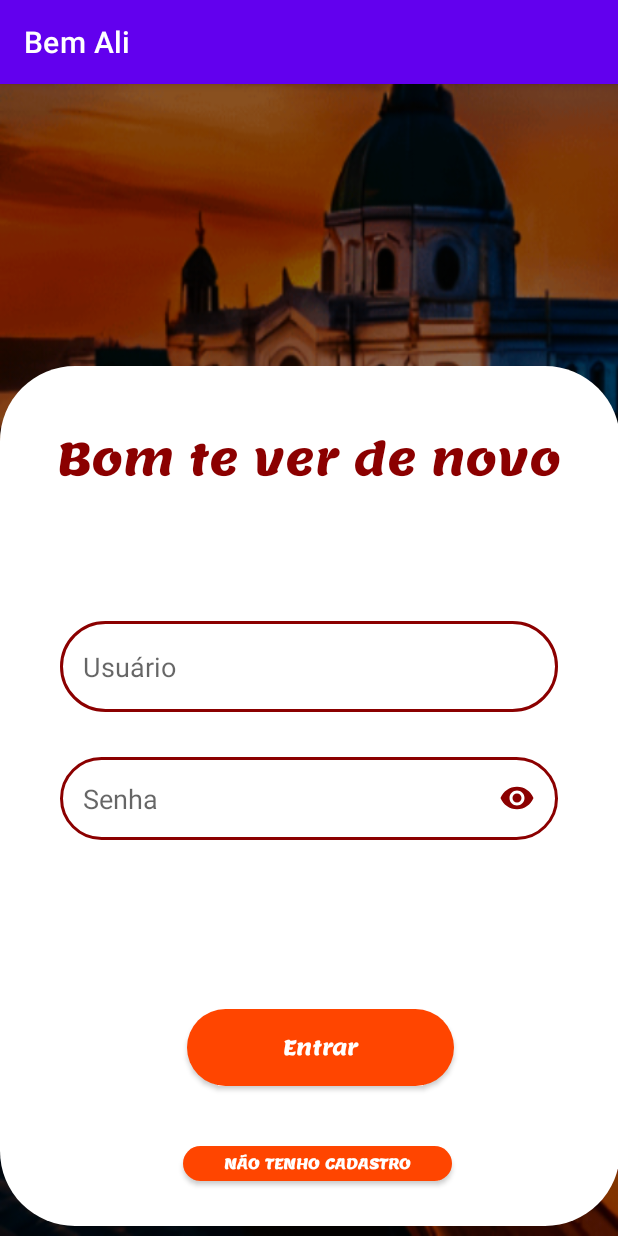
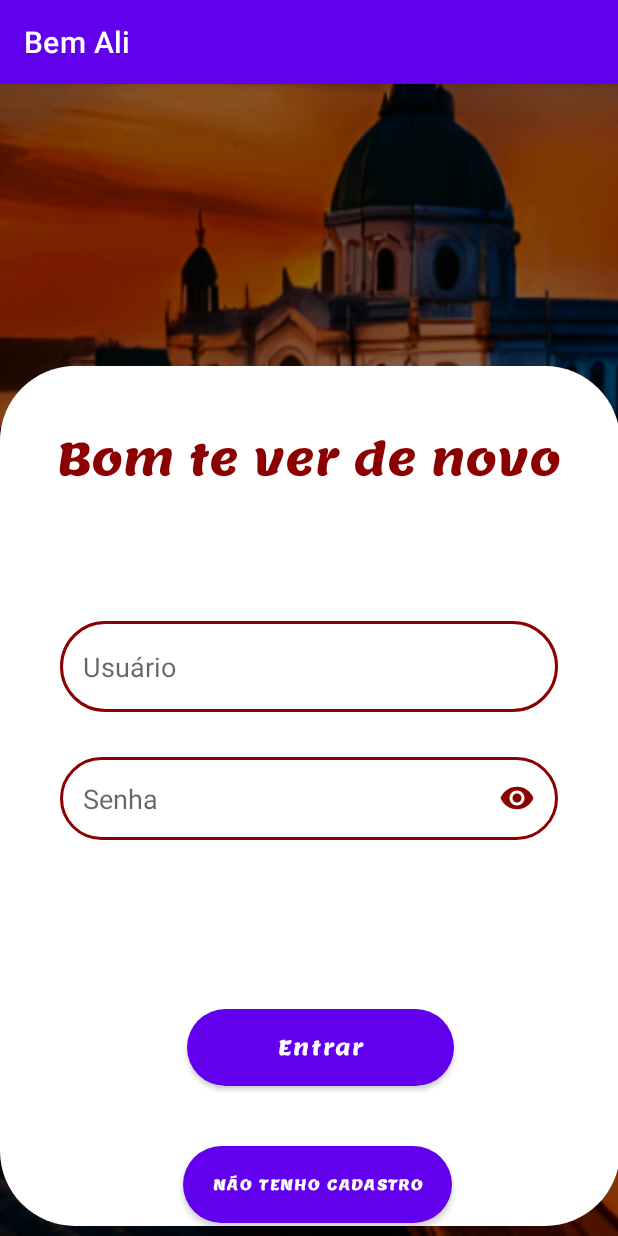
Before and after one commit to AliceK4rolyn/Bem-Ali-app, an Android app: the Login screen opened directly, with no data from a screen before it, on a phone screen of 412 x 824 dp. Run offline under Robolectric (Android 15) with nearby library versions, the phone set to English and light mode, and no system bars.

Commit message:
Tela de login e senha mais ou menos feito

```diff
--- a/app/src/main/AndroidManifest.xml
+++ b/app/src/main/AndroidManifest.xml
@@ -12,6 +12,9 @@
         android:supportsRtl="true"
         android:theme="@style/Theme.DemoApp"
         tools:targetApi="31">
+        <activity
+            android:name=".view.Login"
+            android:exported="false" />
         <activity
             android:name=".Perfil"
             android:exported="false" />
--- a/app/src/main/java/com/example/demoapp/MainActivity.kt
+++ b/app/src/main/java/com/example/demoapp/MainActivity.kt
@@ -25,7 +25,6 @@ class MainActivity: AppCompatActivity() {
             IrParaLogin()
         }
 
-        binding.
     }
 
 
--- a/app/src/main/res/layout/activity_cadastro.xml
+++ b/app/src/main/res/layout/activity_cadastro.xml
@@ -1,4 +1,5 @@
 <?xml version="1.0" encoding="utf-8"?>
+
 <androidx.constraintlayout.widget.ConstraintLayout xmlns:android="http://schemas.android.com/apk/res/android"
     xmlns:app="http://schemas.android.com/apk/res-auto"
     xmlns:tools="http://schemas.android.com/tools"
--- a/app/src/main/res/layout/activity_login.xml
+++ b/app/src/main/res/layout/activity_login.xml
@@ -18,8 +18,8 @@
         app:layout_constraintStart_toStartOf="parent"
         app:layout_constraintTop_toTopOf="parent" />
 
-    <androidx.appcompat.widget.AppCompatButton
-        android:id="@+id/button_entrar2"
+    <Button
+        android:id="@+id/buttonEntrar2"
         style="@style/Button"
         android:layout_width="178dp"
         android:layout_height="51dp"
@@ -44,7 +44,7 @@
         app:layout_constraintTop_toTopOf="parent" />
 
     <EditText
-        android:id="@+id/edit_usuario"
+        android:id="@+id/editUsuario"
         style="@style/Edit_text"
         android:layout_marginTop="170dp"
         android:drawableRight="@drawable/ic_user"
@@ -53,24 +53,22 @@
         app:layout_constraintStart_toStartOf="parent"
         app:layout_constraintTop_toTopOf="@+id/view" />
 
-
-
     <EditText
-        android:id="@+id/edit_senha"
+        android:id="@+id/editSenha"
         style="@style/Edit_text"
         android:layout_marginTop="30dp"
         android:drawableRight="@drawable/ic_view"
         app:layout_constraintEnd_toEndOf="parent"
         app:layout_constraintStart_toStartOf="parent"
-        app:layout_constraintTop_toBottomOf="@+id/edit_usuario"
+        app:layout_constraintTop_toBottomOf="@+id/editUsuario"
         android:inputType="textPassword"
         android:hint="Senha"/>
 
-    <androidx.appcompat.widget.AppCompatButton
-        android:id="@+id/button_nao_tenho_cadastro"
+    <Button
+        android:id="@+id/buttonNaoTenhoCadastro"
         style="@style/Cad_Log"
         android:layout_width="179dp"
-        android:layout_height="23dp"
+        android:layout_height="51dp"
         android:layout_marginTop="40dp"
         android:background="@drawable/log_cad_button"
         android:text="Não tenho cadastro"
@@ -78,6 +76,6 @@
         app:layout_constraintEnd_toEndOf="parent"
         app:layout_constraintHorizontal_bias="0.532"
         app:layout_constraintStart_toStartOf="parent"
-        app:layout_constraintTop_toBottomOf="@id/button_entrar2" />
+        app:layout_constraintTop_toBottomOf="@id/buttonEntrar2"/>
 
 </androidx.constraintlayout.widget.ConstraintLayout>
```
Also changed, not shown: app/src/main/java/com/example/demoapp/Cadastro.kt (+4 -5 lines), app/src/main/java/com/example/demoapp/Login.kt (+56 -1 lines).
